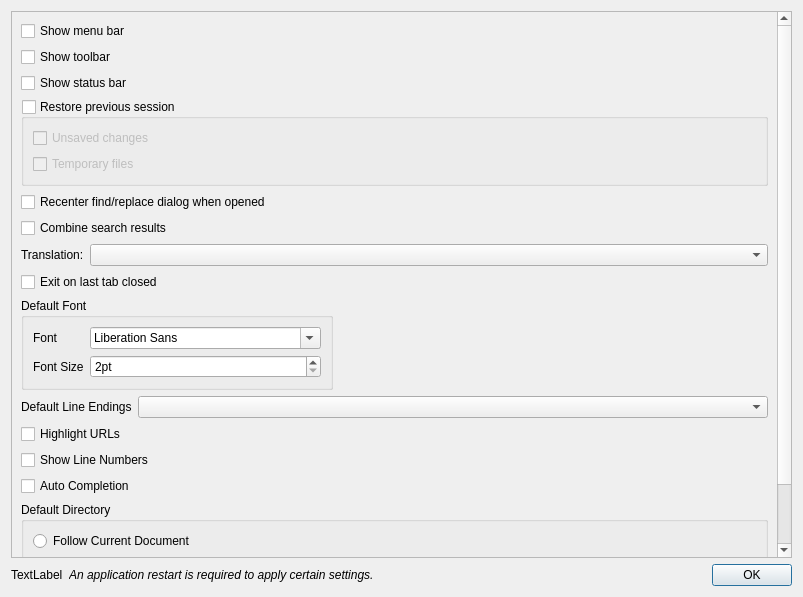
dail8859/NotepadNext, file src/dialogs/PreferencesDialog.ui: the form before one commit.
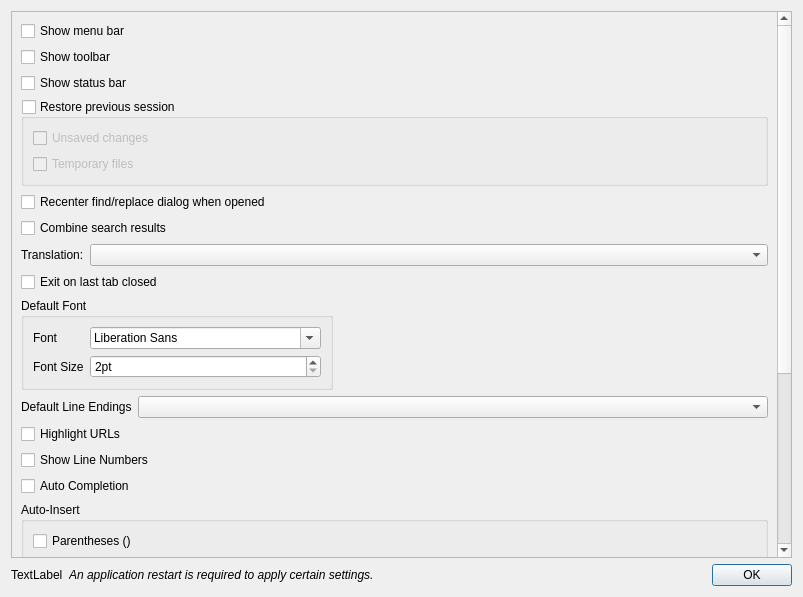
The form after the commit.

Commit message: Add configurable auto-insert pairing

```diff
--- a/src/dialogs/PreferencesDialog.ui
+++ b/src/dialogs/PreferencesDialog.ui
@@ -215,6 +215,21 @@
          </property>
         </widget>
        </item>
+       <item>
+        <widget class="QGroupBox" name="groupBoxAutoInsert">
+         <property name="title">
+          <string>Auto-Insert</string>
+         </property>
+         <layout class="QVBoxLayout" name="verticalLayoutAutoInsert">
+          <item><widget class="QCheckBox" name="checkBoxAutoInsertParentheses"><property name="text"><string>Parentheses ()</string></property></widget></item>
+          <item><widget class="QCheckBox" name="checkBoxAutoInsertSquareBrackets"><property name="text"><string>Square brackets []</string></property></widget></item>
+          <item><widget class="QCheckBox" name="checkBoxAutoInsertCurlyBraces"><property name="text"><string>Curly braces {}</string></property></widget></item>
+          <item><widget class="QCheckBox" name="checkBoxAutoInsertSingleQuotes"><property name="text"><string>Single quotes ''</string></property></widget></item>
+          <item><widget class="QCheckBox" name="checkBoxAutoInsertDoubleQuotes"><property name="text"><string>Double quotes &quot;&quot;</string></property></widget></item>
+          <item><widget class="QCheckBox" name="checkBoxAutoInsertHtmlTags"><property name="text"><string>HTML/XML closing tags</string></property></widget></item>
+         </layout>
+        </widget>
+       </item>
        <item>
         <widget class="QGroupBox" name="groupBox_2">
          <property name="title">
```
The commit also changes 9 other files.
